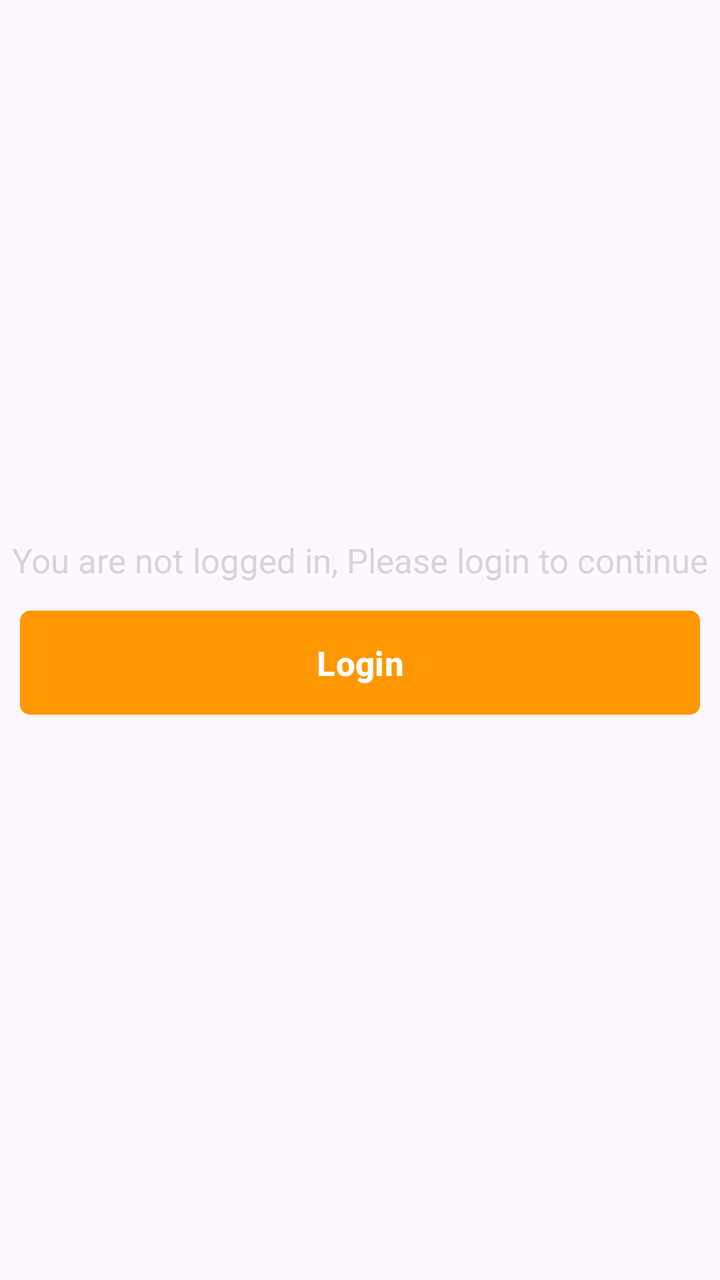
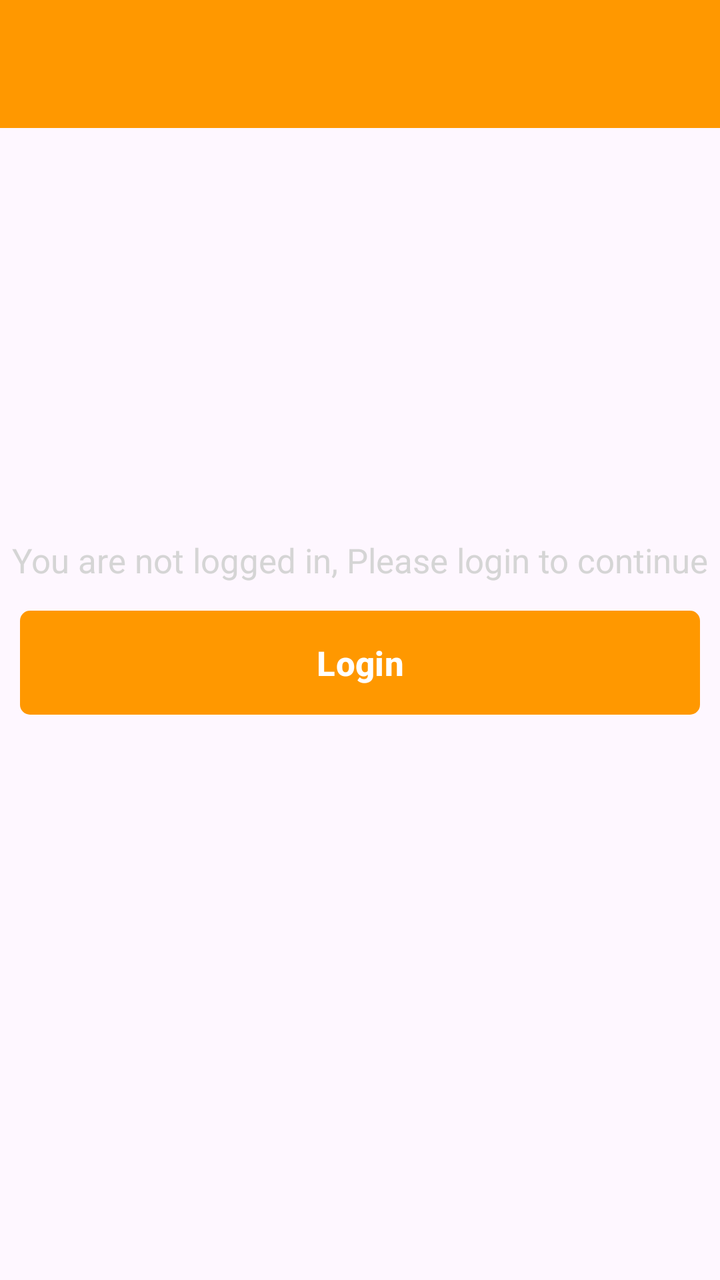

The first picture is an Android layout as it rendered before a commit; the second is the same layout after the commit. The layout source and the unified diff follow.
<!-- AndroidManifest.xml: application theme Theme.MADAssessment4 -->
<!-- res/layout/fragment_orders.xml -->
<?xml version="1.0" encoding="utf-8"?>
<FrameLayout xmlns:android="http://schemas.android.com/apk/res/android"
    xmlns:tools="http://schemas.android.com/tools"
    android:layout_width="match_parent"
    android:layout_height="match_parent"
    xmlns:app="http://schemas.android.com/apk/res-auto"
    tools:context=".views.fragments.OrdersFragment">

    
   <androidx.constraintlayout.widget.ConstraintLayout
       android:id="@+id/clScreen"
       android:layout_width="match_parent"
       android:layout_height="match_parent">
       <androidx.recyclerview.widget.RecyclerView
           android:id="@+id/rvOrders"
           android:layout_width="match_parent"
           android:layout_height="match_parent"
           app:layout_constraintStart_toStartOf="parent"
           app:layout_constraintTop_toTopOf="parent"
           app:layout_constraintEnd_toEndOf="parent"

           android:padding="8dp"
           tools:listitem="@layout/cart_item_layout" />
   </androidx.constraintlayout.widget.ConstraintLayout>


    <RelativeLayout
        tools:visibility="invisible"
        android:id="@+id/rlLoginMsg"
        android:visibility="visible"
        android:layout_width="match_parent"
        android:layout_height="match_parent"
        android:gravity="center"
        >
        <TextView
            android:id="@+id/tvMsg"
            android:layout_width="match_parent"
            android:layout_height="wrap_content"
            android:gravity="center"
            android:text="You are not logged in, Please login to continue"
            android:textSize="17sp"
            android:textColor="@color/lightGrey"

            />

        <Button
            android:id="@+id/btnLogin"
            android:layout_width="match_parent"
            android:layout_height="60dp"
            android:layout_below="@id/tvMsg"
            android:layout_marginStart="10dp"
            android:layout_marginTop="10dp"
            android:layout_marginEnd="10dp"
            android:layout_marginBottom="10dp"
            android:text="@string/login"
            android:textSize="17sp"
            android:textStyle="bold"
            app:cornerRadius="5dp" />
    </RelativeLayout>


</FrameLayout>
<!-- res/layout/cart_item_layout.xml (included above) -->
<?xml version="1.0" encoding="utf-8"?>
<androidx.cardview.widget.CardView xmlns:android="http://schemas.android.com/apk/res/android"
    android:layout_width="match_parent"
    android:layout_height="wrap_content"
    xmlns:app="http://schemas.android.com/apk/res-auto"
    android:layout_margin="8dp"
    android:elevation="4dp"
    app:contentPadding="10dp"
    android:padding="12dp">

    <LinearLayout
        android:layout_width="match_parent"
        android:layout_height="wrap_content"
        android:orientation="horizontal">

        
        <ImageView
            android:id="@+id/ivItem"
            android:layout_width="100dp"
            android:layout_height="100dp"
            android:scaleType="centerCrop"
            android:src="@drawable/image_placeholder"
            android:layout_marginEnd="12dp"/>

        
        <LinearLayout
            android:layout_width="0dp"
            android:layout_height="wrap_content"
            android:layout_weight="1"
            android:orientation="vertical">

            
            <TextView
                android:id="@+id/tvItemName"
                android:text="title"
                android:layout_width="match_parent"
                android:layout_height="wrap_content"
                android:textSize="20sp"
                android:textColor="@android:color/black"
                android:textStyle="bold"/>

            
            <LinearLayout
                android:layout_width="match_parent"
                android:layout_height="wrap_content"
                android:orientation="horizontal"
                android:gravity="center_vertical">

                <TextView
                    android:id="@+id/tvPrice"
                    android:layout_width="wrap_content"
                    android:layout_height="wrap_content"
                    android:textSize="16sp"
                    android:text="price  *"
                    android:textColor="@android:color/holo_green_dark"
                    android:layout_marginEnd="8dp"/>

                <TextView
                    android:id="@+id/tvQuantity"
                    android:text="(quantity)"
                    android:layout_width="wrap_content"
                    android:layout_height="wrap_content"
                    android:textSize="16sp"
                    android:textColor="@android:color/black"/>

                <TextView
                    android:id="@+id/tvTotal"
                    android:text="= (Total)"
                    android:layout_width="wrap_content"
                    android:layout_height="wrap_content"
                    android:textSize="16sp"
                    android:layout_marginStart="9dp"
                    android:textColor="@android:color/black"/>

            </LinearLayout>

            
            <Button
                android:id="@+id/buttonRemoveCartItem"
                android:layout_width="wrap_content"
                android:layout_height="wrap_content"
                android:text="Remove"
                android:textColor="@android:color/white"
                android:backgroundTint="@android:color/holo_red_light"
                android:layout_gravity="end"
                android:paddingStart="16dp"
                android:paddingEnd="16dp"
                android:paddingTop="8dp"
                android:paddingBottom="8dp" />

        </LinearLayout>

    </LinearLayout>

</androidx.cardview.widget.CardView>
<!-- resources referenced by this layout -->
<resources>
  <color name="lightGrey">#D5D5D5</color>
  <!-- drawable image_placeholder: jpeg bitmap (drawable, 8485 bytes) -->
  <string name="login">Login</string>
  <style name="Theme.MADAssessment4" parent="Base.Theme.MADAssessment4" />
  <style name="Base.Theme.MADAssessment4" parent="Theme.Material3.DayNight.NoActionBar">
          
           <item name="colorPrimary">@color/primaryColor</item>
      </style>
  <color name="primaryColor">#FF9800</color>
</resources>

<!-- the commit's change to res/layout/fragment_orders.xml (unified diff, before → after) -->
@@ -11,16 +11,27 @@
        android:id="@+id/clScreen"
        android:layout_width="match_parent"
        android:layout_height="match_parent">
+       <androidx.appcompat.widget.Toolbar
+           android:id="@+id/toolbar"
+           android:layout_width="match_parent"
+           android:layout_height="?attr/actionBarSize"
+           android:background="?attr/colorPrimary"
+           app:layout_constraintTop_toTopOf="parent"
+           app:layout_constraintEnd_toEndOf="parent"
+           app:layout_constraintStart_toStartOf="parent"
+           android:theme="?attr/actionBarTheme"
+
+           android:elevation="4dp" />
        <androidx.recyclerview.widget.RecyclerView
            android:id="@+id/rvOrders"
            android:layout_width="match_parent"
-           android:layout_height="match_parent"
+           android:layout_height="wrap_content"
            app:layout_constraintStart_toStartOf="parent"
-           app:layout_constraintTop_toTopOf="parent"
+           app:layout_constraintTop_toBottomOf="@id/toolbar"
            app:layout_constraintEnd_toEndOf="parent"
 
            android:padding="8dp"
-           tools:listitem="@layout/cart_item_layout" />
+           tools:listitem="@layout/order_item_layout" />
    </androidx.constraintlayout.widget.ConstraintLayout>
 
 
@@ -60,99 +71,27 @@
 
 
 </FrameLayout>
-<!-- res/layout/cart_item_layout.xml (included above) -->
+<!-- res/layout/order_item_layout.xml (included above) -->
 <?xml version="1.0" encoding="utf-8"?>
-<androidx.cardview.widget.CardView xmlns:android="http://schemas.android.com/apk/res/android"
+<LinearLayout xmlns:android="http://schemas.android.com/apk/res/android"
     android:layout_width="match_parent"
     android:layout_height="wrap_content"
-    xmlns:app="http://schemas.android.com/apk/res-auto"
-    android:layout_margin="8dp"
-    android:elevation="4dp"
-    app:contentPadding="10dp"
-    android:padding="12dp">
+    android:orientation="vertical"
+    android:padding="8dp">
 
-    <LinearLayout
+    <TextView
+        android:id="@+id/textViewOrderDate"
         android:layout_width="match_parent"
         android:layout_height="wrap_content"
-        android:orientation="horizontal">
+        android:textSize="16sp"
+        android:textColor="@android:color/black"
+        android:layout_marginBottom="4dp" />
 
-        
-        <ImageView
-            android:id="@+id/ivItem"
-            android:layout_width="100dp"
-            android:layout_height="100dp"
-            android:scaleType="centerCrop"
-            android:src="@drawable/image_placeholder"
-            android:layout_marginEnd="12dp"/>
+    <TextView
+        android:id="@+id/textViewOrderTotalPrice"
+        android:layout_width="match_parent"
+        android:layout_height="wrap_content"
+        android:textSize="14sp"
+        android:textColor="@android:color/darker_gray" />
 
-        
-        <LinearLayout
-            android:layout_width="0dp"
-            android:layout_height="wrap_content"
-            android:layout_weight="1"
-            android:orientation="vertical">
-
-            
-            <TextView
-                android:id="@+id/tvItemName"
-                android:text="title"
-                android:layout_width="match_parent"
-                android:layout_height="wrap_content"
-                android:textSize="20sp"
-                android:textColor="@android:color/black"
-                android:textStyle="bold"/>
-
-            
-            <LinearLayout
-                android:layout_width="match_parent"
-                android:layout_height="wrap_content"
-                android:orientation="horizontal"
-                android:gravity="center_vertical">
-
-                <TextView
-                    android:id="@+id/tvPrice"
-                    android:layout_width="wrap_content"
-                    android:layout_height="wrap_content"
-                    android:textSize="16sp"
-                    android:text="price  *"
-                    android:textColor="@android:color/holo_green_dark"
-                    android:layout_marginEnd="8dp"/>
-
-                <TextView
-                    android:id="@+id/tvQuantity"
-                    android:text="(quantity)"
-                    android:layout_width="wrap_content"
-                    android:layout_height="wrap_content"
-                    android:textSize="16sp"
-                    android:textColor="@android:color/black"/>
-
-                <TextView
-                    android:id="@+id/tvTotal"
-                    android:text="= (Total)"
-                    android:layout_width="wrap_content"
-                    android:layout_height="wrap_content"
-                    android:textSize="16sp"
-                    android:layout_marginStart="9dp"
-                    android:textColor="@android:color/black"/>
-
-            </LinearLayout>
-
-            
-            <Button
-                android:id="@+id/buttonRemoveCartItem"
-                android:layout_width="wrap_content"
-                android:layout_height="wrap_content"
-                android:text="Remove"
-                android:textColor="@android:color/white"
-                android:backgroundTint="@android:color/holo_red_light"
-                android:layout_gravity="end"
-                android:paddingStart="16dp"
-                android:paddingEnd="16dp"
-                android:paddingTop="8dp"
-                android:paddingBottom="8dp" />
-
-        </LinearLayout>
-
-    </LinearLayout>
-
-</androidx.cardview.widget.CardView>
+</LinearLayout>
<!-- resource entries referenced after the edit -->
@@ -1,7 +1,6 @@
 <!-- resources referenced by this layout -->
 <resources>
   <color name="lightGrey">#D5D5D5</color>
-  <!-- drawable image_placeholder: jpeg bitmap (drawable, 8485 bytes) -->
   <string name="login">Login</string>
   <style name="Theme.MADAssessment4" parent="Base.Theme.MADAssessment4" />
   <style name="Base.Theme.MADAssessment4" parent="Theme.Material3.DayNight.NoActionBar">
